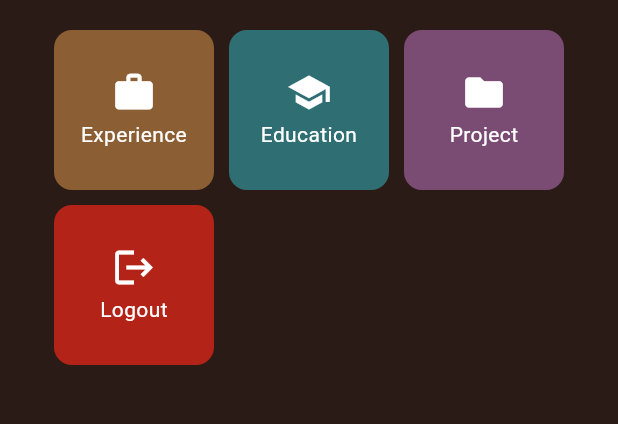
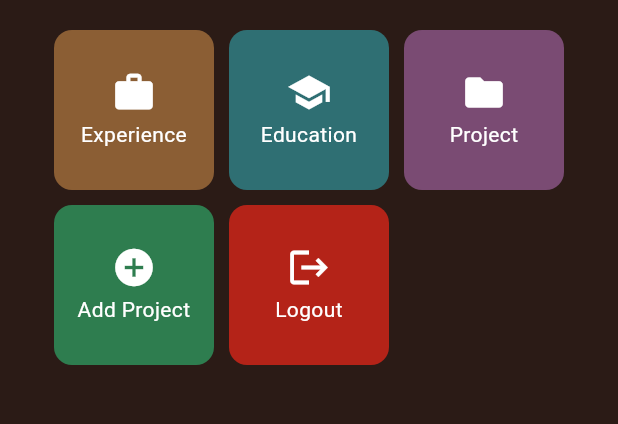
Before and after one commit to JohannesNichola/myportofolio_mobile, a Flutter app: the screen it shows after launch, on a phone screen of 412 x 824 dp, the part 363-787 px from its top. Run offline on Flutter 3.47's test engine with Material 3 defaults, Android fonts, the phone set to English and light mode, and no system bars; our stand-ins replace material_ui.

Commit message:
feat(navigation): open project form from Tambah Project button

```diff
--- a/lib/menu.dart
+++ b/lib/menu.dart
@@ -1,6 +1,7 @@
 import 'package:material_ui/material_ui.dart';
 import 'package:myportofolio_mobile/palette.dart';
 import 'package:myportofolio_mobile/widgets/left_drawer.dart';
+import 'package:myportofolio_mobile/project_form.dart';
 
 /// Halaman utama aplikasi MyPortfolio Mobile.
 class MyHomePage extends StatelessWidget {
@@ -14,6 +15,7 @@ class MyHomePage extends StatelessWidget {
     ItemHomepage("Experience", Icons.work, AppColors.experience),
     ItemHomepage("Education", Icons.school, AppColors.education),
     ItemHomepage("Project", Icons.folder, AppColors.project),
+    ItemHomepage("Add Project", Icons.add_circle, AppColors.add),
     ItemHomepage("Logout", Icons.logout, AppColors.logout),
   ];
 
@@ -138,6 +140,15 @@ class ItemCard extends StatelessWidget {
                 content: Text("Kamu telah menekan tombol ${item.name}!"),
               ),
             );
+
+          if (item.name == "Tambah Project") {
+            Navigator.push(
+              context,
+              MaterialPageRoute(
+                builder: (context) => const ProjectFormPage(),
+              ),
+            );
+          }
         },
         child: Container(
           padding: const EdgeInsets.all(8),
--- a/lib/palette.dart
+++ b/lib/palette.dart
@@ -16,5 +16,6 @@ class AppColors {
   static const Color experience = Color(0xFF8B5E34);
   static const Color education = Color(0xFF2F6F73);
   static const Color project = Color(0xFF7A4B73);
+  static const Color add = Color(0xFF2E7D4F);
   static const Color logout = danger;
 }
```
